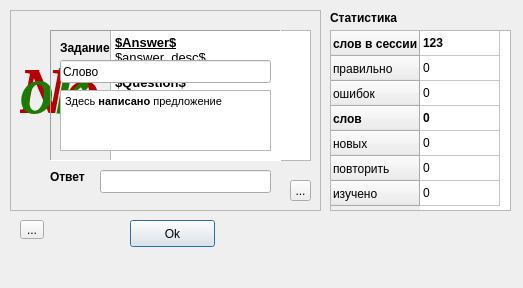
Before: the Qt Designer form ui/test.ui in slava-github/coucher, drawn with Qt 5.
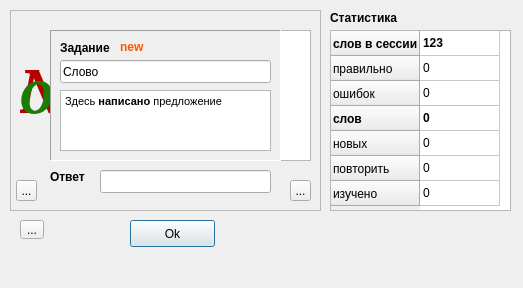
After: the same form once the commit is applied. Icons and pictures are not drawn.

Commit message: * Добавил флаг нового слова * Добавил форму редактирования карточки

Diff of the .ui file:
```diff
--- a/ui/test.ui
+++ b/ui/test.ui
@@ -3,7 +3,7 @@
  <class>MainWindow</class>
  <widget class="QMainWindow" name="MainWindow">
   <property name="windowModality">
-   <enum>Qt::ApplicationModal</enum>
+   <enum>Qt::NonModal</enum>
   </property>
   <property name="enabled">
    <bool>true</bool>
@@ -122,6 +122,9 @@
       <height>131</height>
      </rect>
     </property>
+    <property name="autoFillBackground">
+     <bool>true</bool>
+    </property>
     <property name="frameShape">
      <enum>QFrame::Panel</enum>
     </property>
@@ -149,7 +152,7 @@
       <rect>
        <x>10</x>
        <y>10</y>
-       <width>81</width>
+       <width>61</width>
        <height>16</height>
       </rect>
      </property>
@@ -183,6 +186,65 @@
 &lt;p style=&quot; margin-top:0px; margin-bottom:0px; margin-left:0px; margin-right:0px; -qt-block-indent:0; text-indent:0px;&quot;&gt;Здесь &lt;span style=&quot; font-weight:600;&quot;&gt;написано&lt;/span&gt; предложение&lt;/p&gt;&lt;/body&gt;&lt;/html&gt;</string>
      </property>
     </widget>
+    <widget class="QLabel" name="LNew">
+     <property name="enabled">
+      <bool>true</bool>
+     </property>
+     <property name="geometry">
+      <rect>
+       <x>70</x>
+       <y>10</y>
+       <width>52</width>
+       <height>13</height>
+      </rect>
+     </property>
+     <property name="palette">
+      <palette>
+       <active>
+        <colorrole role="WindowText">
+         <brush brushstyle="SolidPattern">
+          <color alpha="255">
+           <red>255</red>
+           <green>85</green>
+           <blue>0</blue>
+          </color>
+         </brush>
+        </colorrole>
+       </active>
+       <inactive>
+        <colorrole role="WindowText">
+         <brush brushstyle="SolidPattern">
+          <color alpha="255">
+           <red>255</red>
+           <green>85</green>
+           <blue>0</blue>
+          </color>
+         </brush>
+        </colorrole>
+       </inactive>
+       <disabled>
+        <colorrole role="WindowText">
+         <brush brushstyle="SolidPattern">
+          <color alpha="255">
+           <red>105</red>
+           <green>107</green>
+           <blue>103</blue>
+          </color>
+         </brush>
+        </colorrole>
+       </disabled>
+      </palette>
+     </property>
+     <property name="font">
+      <font>
+       <weight>75</weight>
+       <bold>true</bold>
+      </font>
+     </property>
+     <property name="text">
+      <string>new</string>
+     </property>
+    </widget>
    </widget>
    <widget class="QLineEdit" name="Answer">
     <property name="geometry">
@@ -550,15 +612,39 @@
      <enum>Qt::ToolButtonIconOnly</enum>
     </property>
    </widget>
+   <widget class="QToolButton" name="TEdit">
+    <property name="geometry">
+     <rect>
+      <x>16</x>
+      <y>180</y>
+      <width>21</width>
+      <height>21</height>
+     </rect>
+    </property>
+    <property name="text">
+     <string>...</string>
+    </property>
+    <property name="icon">
+     <iconset>
+      <normaloff>../../../../../usr/share/icons/elementary/actions/24/gtk-edit.svg</normaloff>../../../../../usr/share/icons/elementary/actions/24/gtk-edit.svg</iconset>
+    </property>
+    <property name="iconSize">
+     <size>
+      <width>15</width>
+      <height>15</height>
+     </size>
+    </property>
+   </widget>
    <zorder>frame_2</zorder>
+   <zorder>frame</zorder>
    <zorder>label_3</zorder>
    <zorder>label</zorder>
    <zorder>OkButton</zorder>
-   <zorder>frame</zorder>
    <zorder>Answer</zorder>
    <zorder>tableWidget</zorder>
    <zorder>PlayButton</zorder>
    <zorder>DeleteButton</zorder>
+   <zorder>TEdit</zorder>
   </widget>
   <widget class="QStatusBar" name="statusbar">
    <property name="sizeGripEnabled">
```
The commit also changes 1 other file.
